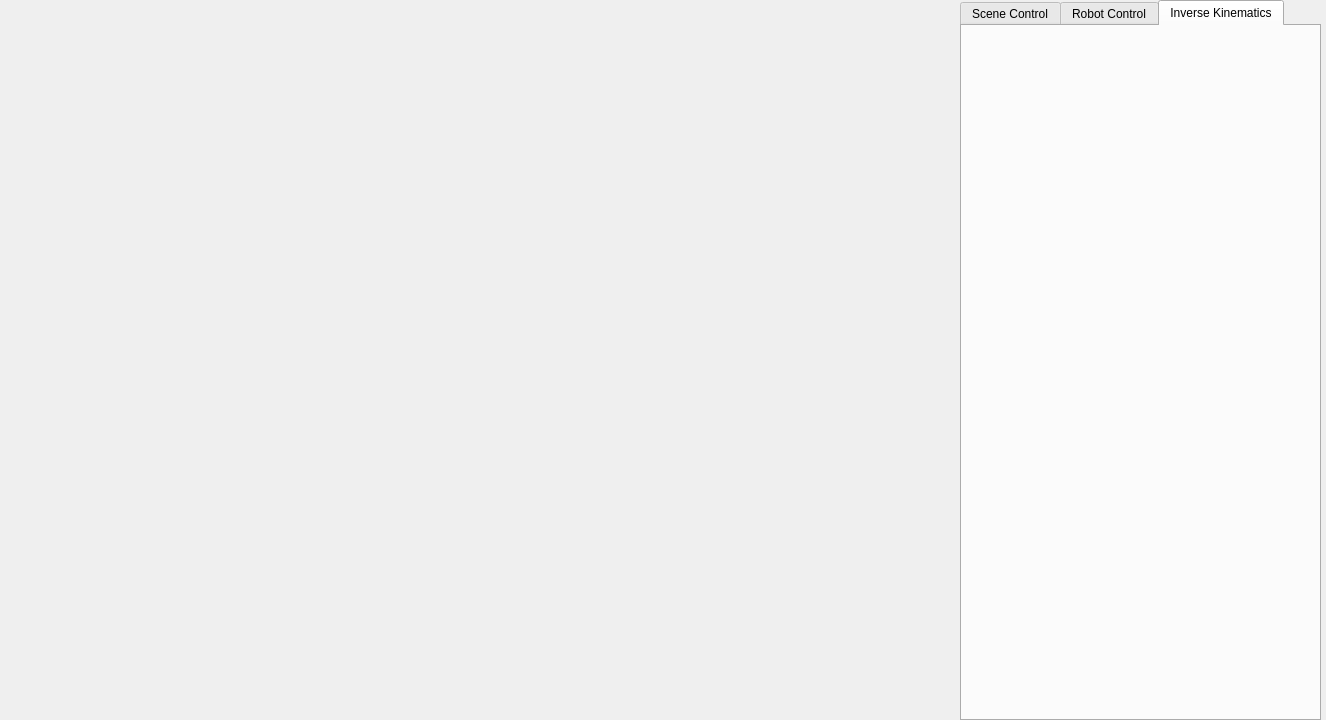
This is Display3DModel/mainwindow.ui in amorphousmd/RobotSimulationGUI as Qt 5 draws it before an edit. The edited form follows.
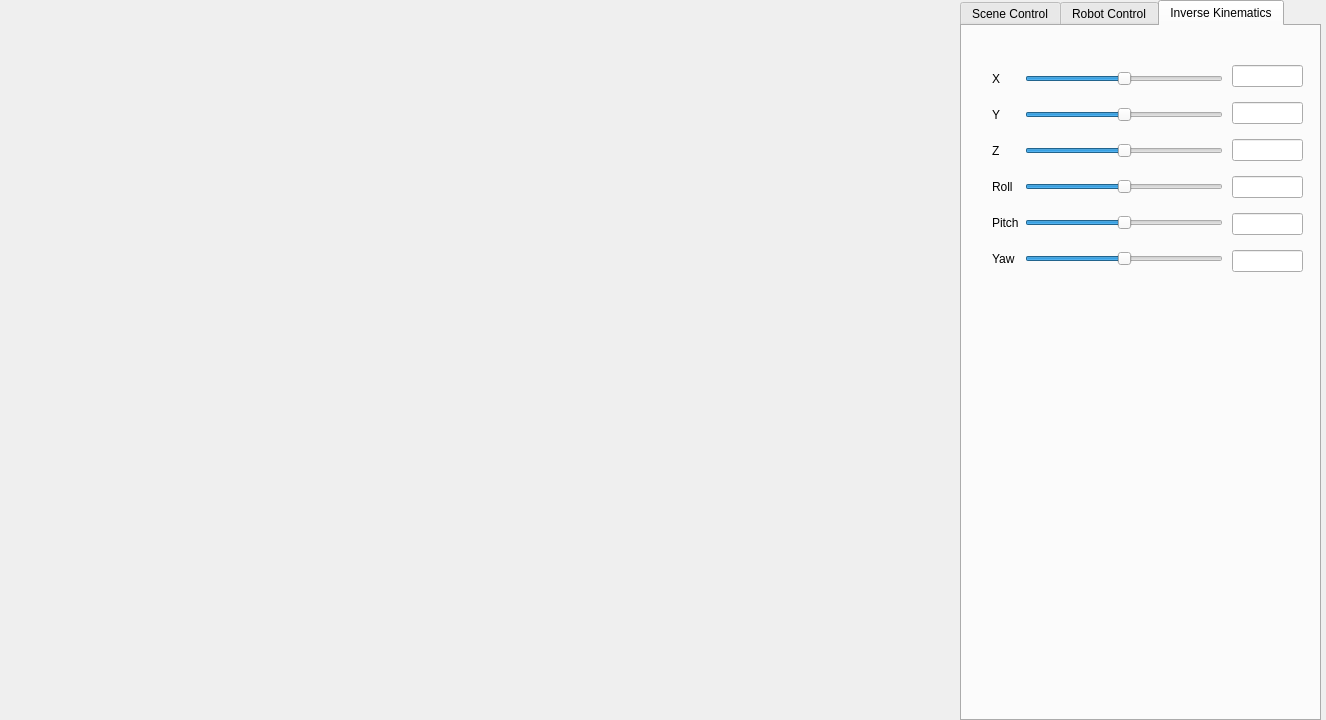
This is the edited form. The open tabs and pages were chosen to show the change.

Diff of the .ui file:
```diff
--- a/Display3DModel/mainwindow.ui
+++ b/Display3DModel/mainwindow.ui
@@ -649,6 +649,192 @@
     <attribute name="title">
      <string>Inverse Kinematics</string>
     </attribute>
+    <widget class="QWidget" name="gridLayoutWidget_2">
+     <property name="geometry">
+      <rect>
+       <x>30</x>
+       <y>30</y>
+       <width>231</width>
+       <height>231</height>
+      </rect>
+     </property>
+     <layout class="QGridLayout" name="gridLayout_2">
+      <item row="0" column="0">
+       <widget class="QLabel" name="label_15">
+        <property name="text">
+         <string>X</string>
+        </property>
+       </widget>
+      </item>
+      <item row="2" column="0">
+       <widget class="QLabel" name="label_17">
+        <property name="text">
+         <string>Z</string>
+        </property>
+       </widget>
+      </item>
+      <item row="0" column="1">
+       <widget class="QSlider" name="horizontalSliderInvX">
+        <property name="minimum">
+         <number>-70000</number>
+        </property>
+        <property name="maximum">
+         <number>70000</number>
+        </property>
+        <property name="orientation">
+         <enum>Qt::Horizontal</enum>
+        </property>
+       </widget>
+      </item>
+      <item row="3" column="1">
+       <widget class="QSlider" name="horizontalSliderInvRoll">
+        <property name="minimum">
+         <number>-180</number>
+        </property>
+        <property name="maximum">
+         <number>180</number>
+        </property>
+        <property name="orientation">
+         <enum>Qt::Horizontal</enum>
+        </property>
+       </widget>
+      </item>
+      <item row="2" column="1">
+       <widget class="QSlider" name="horizontalSliderInvZ">
+        <property name="minimum">
+         <number>-80000</number>
+        </property>
+        <property name="maximum">
+         <number>80000</number>
+        </property>
+        <property name="orientation">
+         <enum>Qt::Horizontal</enum>
+        </property>
+       </widget>
+      </item>
+      <item row="3" column="0">
+       <widget class="QLabel" name="label_18">
+        <property name="text">
+         <string>Roll</string>
+        </property>
+       </widget>
+      </item>
+      <item row="4" column="0">
+       <widget class="QLabel" name="label_19">
+        <property name="text">
+         <string>Pitch</string>
+        </property>
+       </widget>
+      </item>
+      <item row="4" column="1">
+       <widget class="QSlider" name="horizontalSliderInvPitch">
+        <property name="minimum">
+         <number>-180</number>
+        </property>
+        <property name="maximum">
+         <number>180</number>
+        </property>
+        <property name="orientation">
+         <enum>Qt::Horizontal</enum>
+        </property>
+       </widget>
+      </item>
+      <item row="1" column="1">
+       <widget class="QSlider" name="horizontalSliderInvY">
+        <property name="minimum">
+         <number>-70000</number>
+        </property>
+        <property name="maximum">
+         <number>70000</number>
+        </property>
+        <property name="orientation">
+         <enum>Qt::Horizontal</enum>
+        </property>
+       </widget>
+      </item>
+      <item row="1" column="0">
+       <widget class="QLabel" name="label_16">
+        <property name="text">
+         <string>Y</string>
+        </property>
+       </widget>
+      </item>
+      <item row="5" column="0">
+       <widget class="QLabel" name="label_20">
+        <property name="text">
+         <string>Yaw</string>
+        </property>
+       </widget>
+      </item>
+      <item row="5" column="1">
+       <widget class="QSlider" name="horizontalSliderInvYaw">
+        <property name="minimum">
+         <number>-180</number>
+        </property>
+        <property name="maximum">
+         <number>180</number>
+        </property>
+        <property name="orientation">
+         <enum>Qt::Horizontal</enum>
+        </property>
+       </widget>
+      </item>
+     </layout>
+    </widget>
+    <widget class="QWidget" name="verticalLayoutWidget_3">
+     <property name="geometry">
+      <rect>
+       <x>270</x>
+       <y>30</y>
+       <width>71</width>
+       <height>231</height>
+      </rect>
+     </property>
+     <layout class="QVBoxLayout" name="verticalLayout_5">
+      <item>
+       <widget class="QLineEdit" name="lnEInvX">
+        <property name="alignment">
+         <set>Qt::AlignCenter</set>
+        </property>
+       </widget>
+      </item>
+      <item>
+       <widget class="QLineEdit" name="lnEInvY">
+        <property name="alignment">
+         <set>Qt::AlignCenter</set>
+        </property>
+       </widget>
+      </item>
+      <item>
+       <widget class="QLineEdit" name="lnEInvZ">
+        <property name="alignment">
+         <set>Qt::AlignCenter</set>
+        </property>
+       </widget>
+      </item>
+      <item>
+       <widget class="QLineEdit" name="lnEInvRoll">
+        <property name="alignment">
+         <set>Qt::AlignCenter</set>
+        </property>
+       </widget>
+      </item>
+      <item>
+       <widget class="QLineEdit" name="lnEInvPitch">
+        <property name="alignment">
+         <set>Qt::AlignCenter</set>
+        </property>
+       </widget>
+      </item>
+      <item>
+       <widget class="QLineEdit" name="lnEInvYaw">
+        <property name="alignment">
+         <set>Qt::AlignCenter</set>
+        </property>
+       </widget>
+      </item>
+     </layout>
+    </widget>
    </widget>
   </widget>
  </widget>
```
Left out of the diff: 6 changed lines with no effect on the pictures.
